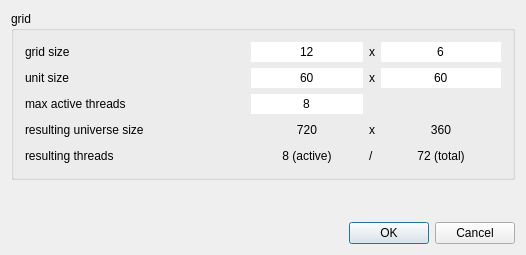
Old version of the form source/Gui/ComputationSettingsDialog.ui in the repository chrxh/alien.
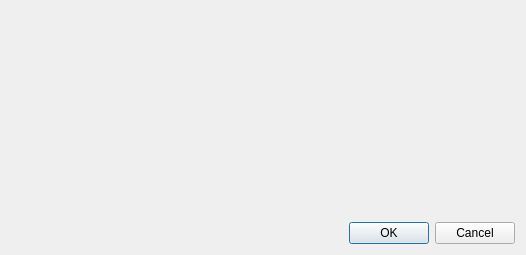
New version of the form. Custom widgets are drawn as their Qt base class.

Commit message: ComputationSettingsWidget integrated in computation dialog

The edit to the form file:
```diff
--- a/source/Gui/ComputationSettingsDialog.ui
+++ b/source/Gui/ComputationSettingsDialog.ui
@@ -38,238 +38,25 @@
     </spacer>
    </item>
    <item row="0" column="0">
-    <widget class="QGroupBox" name="groupBox">
-     <property name="sizePolicy">
-      <sizepolicy hsizetype="Preferred" vsizetype="Minimum">
-       <horstretch>0</horstretch>
-       <verstretch>0</verstretch>
-      </sizepolicy>
-     </property>
+    <widget class="ComputationSettingsWidget" name="computationSettingsWidget" native="true">
      <property name="minimumSize">
       <size>
-       <width>500</width>
+       <width>0</width>
        <height>0</height>
       </size>
      </property>
-     <property name="title">
-      <string>grid</string>
-     </property>
-     <layout class="QGridLayout" name="gridLayout_2" columnstretch="0,0,0,0" columnminimumwidth="220,0,0,0">
-      <item row="4" column="1">
-       <widget class="QLabel" name="activeThreadsLabel">
-        <property name="text">
-         <string>8 (active)</string>
-        </property>
-        <property name="alignment">
-         <set>Qt::AlignCenter</set>
-        </property>
-       </widget>
-      </item>
-      <item row="4" column="0">
-       <widget class="QLabel" name="label_3">
-        <property name="minimumSize">
-         <size>
-          <width>0</width>
-          <height>20</height>
-         </size>
-        </property>
-        <property name="text">
-         <string>resulting threads</string>
-        </property>
-       </widget>
-      </item>
-      <item row="0" column="0">
-       <widget class="QLabel" name="label_4">
-        <property name="text">
-         <string>grid size</string>
-        </property>
-       </widget>
-      </item>
-      <item row="0" column="2">
-       <widget class="QLabel" name="label_5">
-        <property name="text">
-         <string>x</string>
-        </property>
-       </widget>
-      </item>
-      <item row="1" column="3">
-       <widget class="QLineEdit" name="unitSizeYEdit">
-        <property name="text">
-         <string>60</string>
-        </property>
-        <property name="frame">
-         <bool>false</bool>
-        </property>
-        <property name="alignment">
-         <set>Qt::AlignCenter</set>
-        </property>
-       </widget>
-      </item>
-      <item row="0" column="1">
-       <widget class="QLineEdit" name="gridSizeXEdit">
-        <property name="text">
-         <string>12</string>
-        </property>
-        <property name="frame">
-         <bool>false</bool>
-        </property>
-        <property name="alignment">
-         <set>Qt::AlignCenter</set>
-        </property>
-       </widget>
-      </item>
-      <item row="3" column="0">
-       <widget class="QLabel" name="label_7">
-        <property name="minimumSize">
-         <size>
-          <width>180</width>
-          <height>20</height>
-         </size>
-        </property>
-        <property name="text">
-         <string>resulting universe size</string>
-        </property>
-       </widget>
-      </item>
-      <item row="3" column="2">
-       <widget class="QLabel" name="label_8">
-        <property name="enabled">
-         <bool>true</bool>
-        </property>
-        <property name="text">
-         <string>x</string>
-        </property>
-       </widget>
-      </item>
-      <item row="3" column="1">
-       <widget class="QLabel" name="universeSizeXLabel">
-        <property name="text">
-         <string>720</string>
-        </property>
-        <property name="alignment">
-         <set>Qt::AlignCenter</set>
-        </property>
-       </widget>
-      </item>
-      <item row="3" column="3">
-       <widget class="QLabel" name="universeSizeYLabel">
-        <property name="text">
-         <string>360</string>
-        </property>
-        <property name="alignment">
-         <set>Qt::AlignCenter</set>
-        </property>
-       </widget>
-      </item>
-      <item row="0" column="3">
-       <widget class="QLineEdit" name="gridSizeYEdit">
-        <property name="text">
-         <string>6</string>
-        </property>
-        <property name="frame">
-         <bool>false</bool>
-        </property>
-        <property name="alignment">
-         <set>Qt::AlignCenter</set>
-        </property>
-       </widget>
-      </item>
-      <item row="1" column="2">
-       <widget class="QLabel" name="label_2">
-        <property name="text">
-         <string>x</string>
-        </property>
-       </widget>
-      </item>
-      <item row="1" column="0">
-       <widget class="QLabel" name="label">
-        <property name="text">
-         <string>unit size</string>
-        </property>
-       </widget>
-      </item>
-      <item row="1" column="1">
-       <widget class="QLineEdit" name="unitSizeXEdit">
-        <property name="text">
-         <string>60</string>
-        </property>
-        <property name="frame">
-         <bool>false</bool>
-        </property>
-        <property name="alignment">
-         <set>Qt::AlignCenter</set>
-        </property>
-       </widget>
-      </item>
-      <item row="4" column="2">
-       <widget class="QLabel" name="label_10">
-        <property name="text">
-         <string>/</string>
-        </property>
-       </widget>
-      </item>
-      <item row="4" column="3">
-       <widget class="QLabel" name="totalThreadsLabel">
-        <property name="text">
-         <string>72 (total)</string>
-        </property>
-        <property name="alignment">
-         <set>Qt::AlignCenter</set>
-        </property>
-       </widget>
-      </item>
-      <item row="2" column="0">
-       <widget class="QLabel" name="label_6">
-        <property name="minimumSize">
-         <size>
-          <width>180</width>
-          <height>0</height>
-         </size>
-        </property>
-        <property name="text">
-         <string>max active threads</string>
-        </property>
-       </widget>
-      </item>
-      <item row="2" column="1">
-       <widget class="QLineEdit" name="maxThreadsEdit">
-        <property name="text">
-         <string>8</string>
-        </property>
-        <property name="frame">
-         <bool>false</bool>
-        </property>
-        <property name="alignment">
-         <set>Qt::AlignCenter</set>
-        </property>
-       </widget>
-      </item>
-      <item row="2" column="3">
-       <spacer name="horizontalSpacer">
-        <property name="orientation">
-         <enum>Qt::Horizontal</enum>
-        </property>
-        <property name="sizeHint" stdset="0">
-         <size>
-          <width>120</width>
-          <height>20</height>
-         </size>
-        </property>
-       </spacer>
-      </item>
-     </layout>
     </widget>
    </item>
   </layout>
  </widget>
  <layoutdefault spacing="6" margin="11"/>
- <tabstops>
-  <tabstop>gridSizeXEdit</tabstop>
-  <tabstop>gridSizeYEdit</tabstop>
-  <tabstop>unitSizeXEdit</tabstop>
-  <tabstop>unitSizeYEdit</tabstop>
-  <tabstop>maxThreadsEdit</tabstop>
- </tabstops>
+ <customwidgets>
+  <customwidget>
+   <class>ComputationSettingsWidget</class>
+   <extends>QWidget</extends>
+   <header>ComputationSettingsWidget.h</header>
+  </customwidget>
+ </customwidgets>
  <resources/>
  <connections>
   <connection>
```
Left out of the diff: 20 changed lines with no effect on the pictures. The commit also changes 9 other files.
